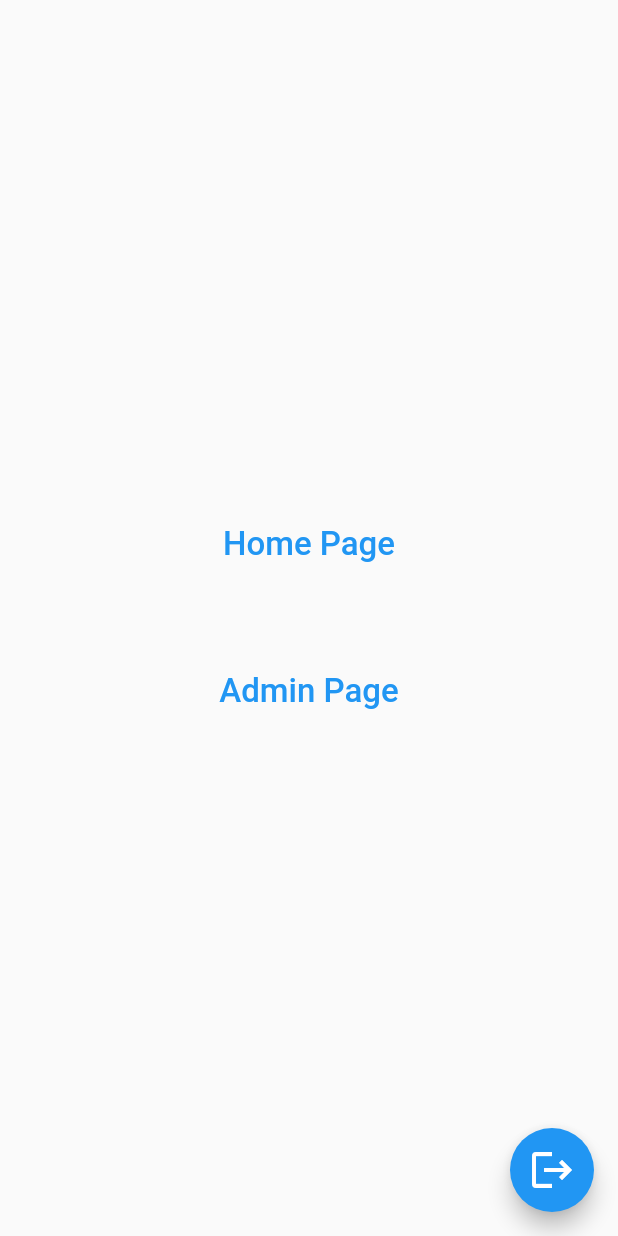
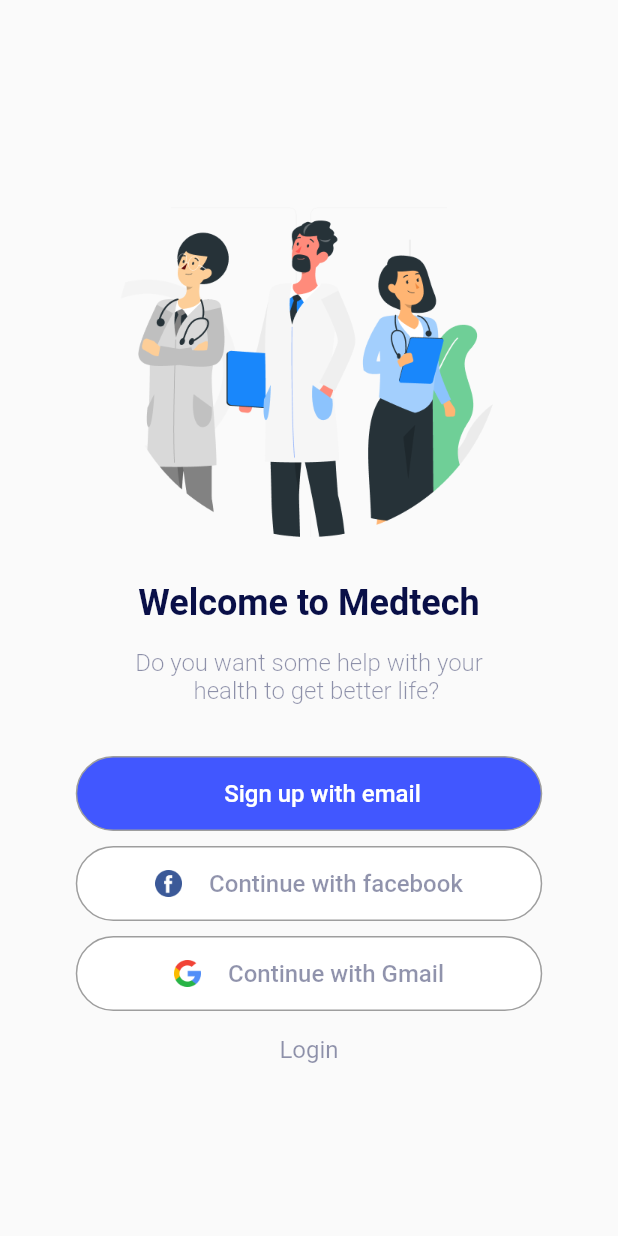
Before and after one commit to Ibrokihimbek/Pharmacy, a Flutter app: the screen it shows after launch, after a tap on "Skip", on a phone screen of 412 x 824 dp. Run offline on Flutter 3.47's test engine with Material 2 defaults, Android fonts, the phone set to English and light mode, and no system bars; our stand-ins replace shared_preferences.

Commit message:
add welcome page

```diff
--- a/lib/screens/onboarding_page.dart
+++ b/lib/screens/onboarding_page.dart
@@ -1,6 +1,7 @@
 import 'package:drugs/models/drugmodels/onboarding_model.dart';
 import 'package:drugs/screens/admin_or_home.dart';
 import 'package:drugs/screens/home_page.dart';
+import 'package:drugs/screens/welcome_page.dart';
 import 'package:drugs/utils/images.dart';
 import 'package:flutter/material.dart';
 import 'package:shared_preferences/shared_preferences.dart';
@@ -167,7 +168,7 @@ class _OnboardinPageState extends State<OnboardinPage> {
     Navigator.pushReplacement(
       context,
       MaterialPageRoute(
-        builder: (context) => AdiminOrHomePage(),
+        builder: (context) => WelcomePage(),
       ),
     );
   }
--- /dev/null
+++ b/lib/screens/welcome_page.dart
@@ -0,0 +1,123 @@
+import 'package:drugs/utils/images.dart';
+import 'package:flutter/material.dart';
+import 'package:flutter/src/widgets/container.dart';
+import 'package:flutter/src/widgets/framework.dart';
+
+class WelcomePage extends StatefulWidget {
+  const WelcomePage({super.key});
+
+  @override
+  State<WelcomePage> createState() => _WelcomePageState();
+}
+
+class _WelcomePageState extends State<WelcomePage> {
+  @override
+  Widget build(BuildContext context) {
+    return Scaffold(
+      body: SafeArea(
+        child: Center(
+          child: Container(
+            child: Column(
+              children: [
+                const SizedBox(height: 100),
+                Container(
+                  width: 258,
+                  height: 258,
+                  child: Image.asset(MyImages.image_splash5),
+                ),
+                const SizedBox(height: 30),
+                const Text(
+                  'Welcome to Medtech',
+                  style: TextStyle(
+                    fontWeight: FontWeight.w700,
+                    fontSize: 24,
+                    color: Color(0xff090F47),
+                  ),
+                ),
+                const SizedBox(height: 16),
+                Text(
+                  '''Do you want some help with your
+          health to get better life?''',
+                  style: TextStyle(
+                    fontWeight: FontWeight.w300,
+                    fontSize: 16,
+                    color: const Color(0xff090F47).withOpacity(0.45),
+                  ),
+                ),
+                const SizedBox(height: 34),
+                containerWidget(
+                  'Sign up with email',
+                  Colors.white,
+                  const Color(0xff4157FF),
+                  '',
+                ),
+                const SizedBox(height: 10),
+                containerWidget(
+                  'Continue with facebook',
+                  const Color(0xff090F47).withOpacity(0.45),
+                  Colors.white,
+                  MyImages.image_facebook,
+                ),
+                const SizedBox(height: 10),
+                containerWidget(
+                  'Continue with Gmail',
+                  const Color(0xff090F47).withOpacity(0.45),
+                  Colors.white,
+                  MyImages.image_google,
+                ),
+                const SizedBox(height: 16),
+                InkWell(
+                  onTap: () {},
+                  child: Text(
+                    'Login',
+                    style: TextStyle(
+                      fontWeight: FontWeight.w400,
+                      fontSize: 16,
+                      color: const Color(0xff090F47).withOpacity(0.45),
+                    ),
+                  ),
+                ),
+              ],
+            ),
+          ),
+        ),
+      ),
+    );
+  }
+
+  Widget containerWidget(
+      String buttonName, Color colorWord, colorContainer, String icon) {
+    return Container(
+      width: 311,
+      height: 50,
+      decoration: BoxDecoration(
+        borderRadius: BorderRadius.circular(56),
+        border: Border.all(color: Colors.grey, width: 1),
+        color: colorContainer,
+      ),
+      child: Row(
+        mainAxisAlignment: MainAxisAlignment.center,
+        children: [
+          Container(
+            width: 18,
+            height: 18,
+            child: buttonName == 'Sign up with email'
+                ? Container()
+                : Image.asset(icon),
+          ),
+          buttonName == 'Sign up with email'
+              ? const SizedBox(width: 0)
+              : const SizedBox(width: 18),
+          Text(
+            buttonName,
+            style: TextStyle(
+              fontWeight: FontWeight.w500,
+              fontSize: 16,
+              color: colorWord,
+            ),
+          ),
+        ],
+      ),
+    );
+  }
+}
--- a/lib/utils/images.dart
+++ b/lib/utils/images.dart
@@ -3,5 +3,7 @@ class MyImages {
   static const image_splash1 = 'assets/images/splash1.png';
   static const image_splash2 = 'assets/images/splash2.png';
   static const image_splash3 = 'assets/images/splash3.png';
-
+  static const image_splash5 = 'assets/images/splash5.png';
+  static const image_facebook = 'assets/images/facebook.png';
+  static const image_google = 'assets/images/google.png';
 }
```
Also changed, not shown: assets/images/facebook.png (added), assets/images/google.png (added), assets/images/splash5.png (added), pubspec.lock.
